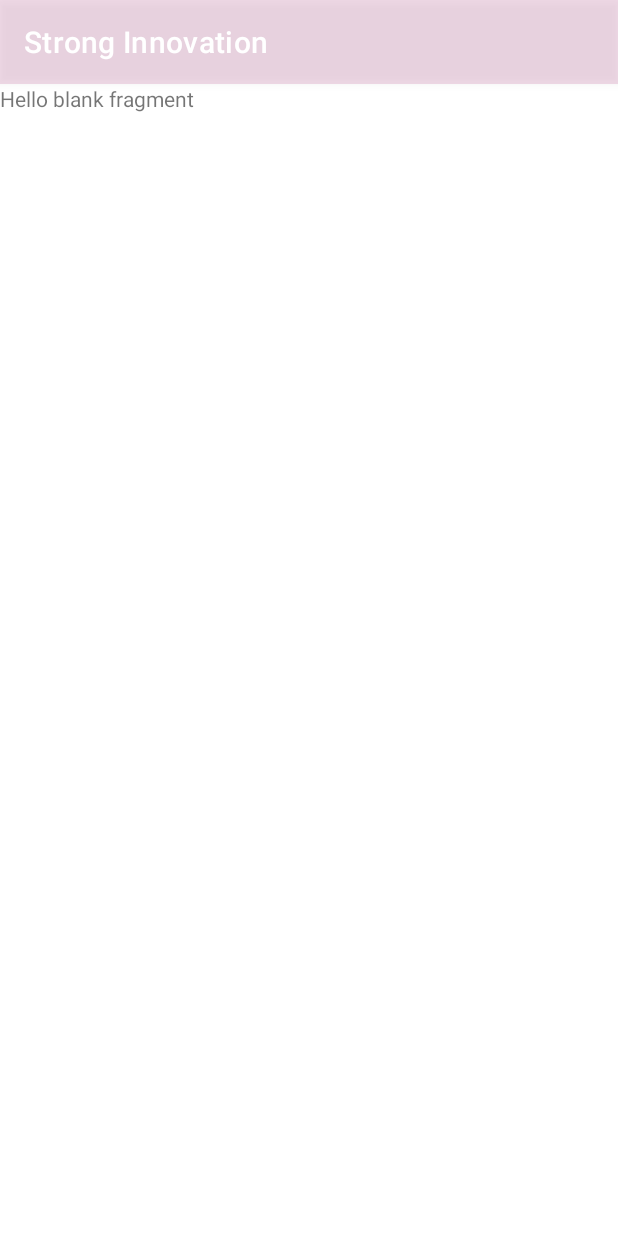
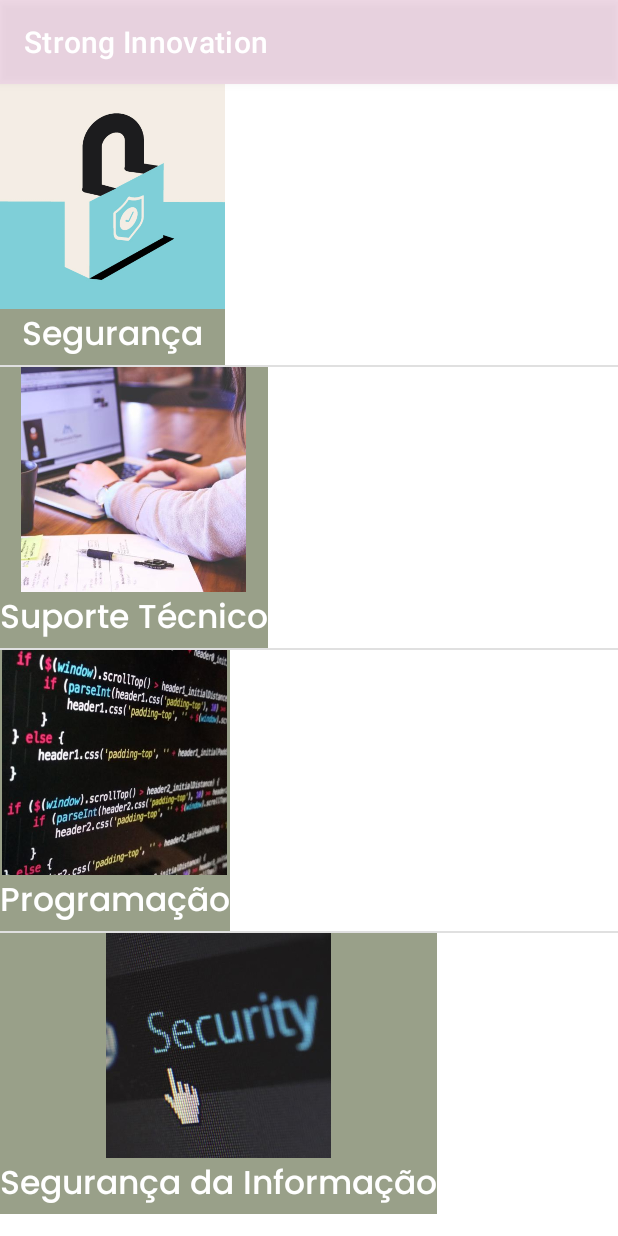
Before and after one commit to KaiqueGSilva/Projeto_S, an Android app: the fragment DocumentosFragment shown on its own in the app's theme, on a phone screen of 412 x 824 dp. Run offline under Robolectric (Android 15) with nearby library versions, the phone set to English and light mode, and no system bars.

```diff
--- a/app/src/main/AndroidManifest.xml
+++ b/app/src/main/AndroidManifest.xml
@@ -13,6 +13,9 @@
         android:supportsRtl="true"
         android:theme="@style/Theme.Projeto_integrador"
         tools:targetApi="31">
+        <activity
+            android:name=".BarraInferiorActivity"
+            android:exported="false" />
         <activity
             android:name=".CadastroActivity"
             android:exported="false"
@@ -30,12 +33,10 @@
                 <category android:name="android.intent.category.LAUNCHER" />
             </intent-filter>
         </activity>
-
         <activity
             android:name=".LoginActivity"
             android:exported="false"
             android:theme="@style/temaSemBarra" />
-
         <activity
             android:name=".MainActivity"
             android:exported="true" />
--- a/app/src/main/java/br/com/senac/projeto_integrador/DocumentosFragment.java
+++ b/app/src/main/java/br/com/senac/projeto_integrador/DocumentosFragment.java
@@ -7,15 +7,59 @@ import androidx.fragment.app.Fragment;
 import android.view.LayoutInflater;
 import android.view.View;
 import android.view.ViewGroup;
+import android.widget.BaseAdapter;
+import android.widget.ImageView;
+import android.widget.ListView;
+import android.widget.TextView;
 
 public class DocumentosFragment extends Fragment {
+    ListView lstModDocumentos;
+
+    String modeloTxtImg[] = {"Segurança","Suporte Técnico","Programação","Segurança da Informação"};
+    int imgModelo [] = {R.drawable.security_um,R.drawable.suporte,R.drawable.programacao,R.drawable.seguranca};
 
     @Override
     public View onCreateView(LayoutInflater inflater, ViewGroup container,
                              Bundle savedInstanceState) {
         // Inflate the layout for this fragment
+
         View view = inflater.inflate(R.layout.fragment_documentos, container, false);
+
+        lstModDocumentos = view.findViewById(R.id.lstDocumentos);
+
+        MyAdapterDocumentos adapterDocumentos = new MyAdapterDocumentos();
+
+        lstModDocumentos.setAdapter(adapterDocumentos);
 
         return view;
     }
+
+        public class MyAdapterDocumentos extends BaseAdapter {
+
+            @Override
+            public int getCount() {return imgModelo.length;}
+
+            @Override
+            public Object getItem(int position) {return null;}
+
+            @Override
+            public long getItemId(int position) {return 0;}
+
+            @Override
+            public View getView(int position, View convertView, ViewGroup parent) {
+
+                ImageView imgModModelo;
+                TextView modeloModImg;
+
+                View v = getLayoutInflater().inflate(R.layout.modelo_layout,null);
+
+                imgModModelo = v.findViewById(R.id.imgModelo);
+                modeloModImg = v.findViewById(R.id.modeloTxtImg);
+
+                imgModModelo.setImageResource(imgModelo[position]);
+                modeloModImg.setText(modeloTxtImg[position]);
+
+                return v;
+            }
+        }
 }
--- a/app/src/main/java/br/com/senac/projeto_integrador/HomeFragment.java
+++ b/app/src/main/java/br/com/senac/projeto_integrador/HomeFragment.java
@@ -14,6 +14,7 @@ public class HomeFragment extends Fragment {
     public View onCreateView(LayoutInflater inflater, ViewGroup container,
                              Bundle savedInstanceState) {
         // Inflate the layout for this fragment
+
         View view = inflater.inflate(R.layout.fragment_home, container, false);
 
         return view;
--- /dev/null
+++ b/app/src/main/res/drawable/ic_baseline_home.xml
@@ -0,0 +1,5 @@
+<vector android:height="24dp" android:tint="#000000"
+    android:viewportHeight="24" android:viewportWidth="24"
+    android:width="24dp" xmlns:android="http://schemas.android.com/apk/res/android">
+    <path android:fillColor="@android:color/white" android:pathData="M10,20v-6h4v6h5v-8h3L12,3 2,12h3v8z"/>
+</vector>
--- /dev/null
+++ b/app/src/main/res/drawable/ic_baseline_info.xml
@@ -0,0 +1,5 @@
+<vector android:height="24dp" android:tint="#000000"
+    android:viewportHeight="24" android:viewportWidth="24"
+    android:width="24dp" xmlns:android="http://schemas.android.com/apk/res/android">
+    <path android:fillColor="@android:color/white" android:pathData="M12,2C6.48,2 2,6.48 2,12s4.48,10 10,10 10,-4.48 10,-10S17.52,2 12,2zM13,17h-2v-6h2v6zM13,9h-2L11,7h2v2z"/>
+</vector>
--- a/app/src/main/res/layout/fragment_documentos.xml
+++ b/app/src/main/res/layout/fragment_documentos.xml
@@ -5,9 +5,10 @@
     android:layout_height="match_parent"
     tools:context=".DocumentosFragment">
 
-    <TextView
-        android:layout_width="match_parent"
-        android:layout_height="match_parent"
-        android:text="@string/hello_blank_fragment" />
+
+    <ListView
+        android:id="@+id/lstDocumentos"
+        android:layout_width="wrap_content"
+        android:layout_height="wrap_content"/>
 
 </FrameLayout>
--- a/app/src/main/res/layout/fragment_home.xml
+++ b/app/src/main/res/layout/fragment_home.xml
@@ -3,11 +3,7 @@
     xmlns:tools="http://schemas.android.com/tools"
     android:layout_width="match_parent"
     android:layout_height="match_parent"
+    android:orientation="vertical"
     tools:context=".HomeFragment">
 
-    <TextView
-        android:layout_width="match_parent"
-        android:layout_height="match_parent"
-        android:text="@string/hello_blank_fragment" />
-
 </FrameLayout>
--- /dev/null
+++ b/app/src/main/res/layout/modelo_layout.xml
@@ -0,0 +1,31 @@
+<?xml version="1.0" encoding="utf-8"?>
+<LinearLayout xmlns:android="http://schemas.android.com/apk/res/android"
+    android:orientation="vertical"
+    android:layout_width="match_parent"
+    android:gravity="center_horizontal"
+    android:background="#8339471B"
+
+    android:layout_height="200dp">
+
+    <ImageView
+        android:id="@+id/imgModelo"
+        android:layout_width="150dp"
+        android:layout_height="150dp"
+        android:scaleType="centerCrop"
+        android:src="@drawable/security_um"/>
+
+    <TextView
+        android:id="@+id/modeloTxtImg"
+        android:layout_width="wrap_content"
+        android:layout_height="wrap_content"
+        android:text="Segurança"
+        android:textSize="22sp"
+        android:fontFamily="@font/poppins_medium"
+        android:textColor="#ffff"/>
+
+
+
+
+
+
+</LinearLayout>
```
Also changed, not shown: app/src/main/java/br/com/senac/projeto_integrador/BarraInferiorActivity.java (added, +63 -0 lines), app/src/main/res/drawable/ic_baseline_menu_book.xml (added, +8 -0 lines), app/src/main/res/layout/barra_inferior_layout.xml (added, +23 -0 lines), app/src/main/res/menu/menu_bottom_nav_view.xml (added, +20 -0 lines), app/src/main/res/drawable/programacao.jpg (added), app/src/main/res/drawable/security_um.jpg (added), app/src/main/res/drawable/seguranca.jpg (added), app/src/main/res/drawable/suporte.jpg (added).
